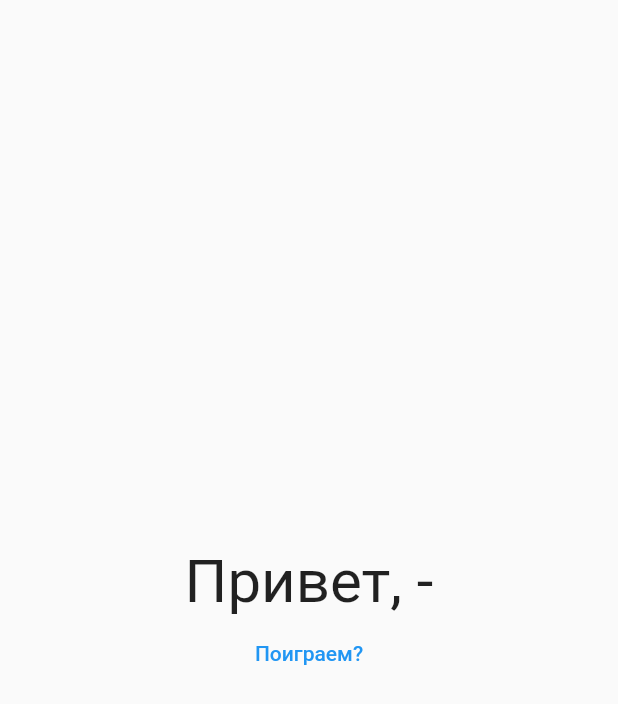
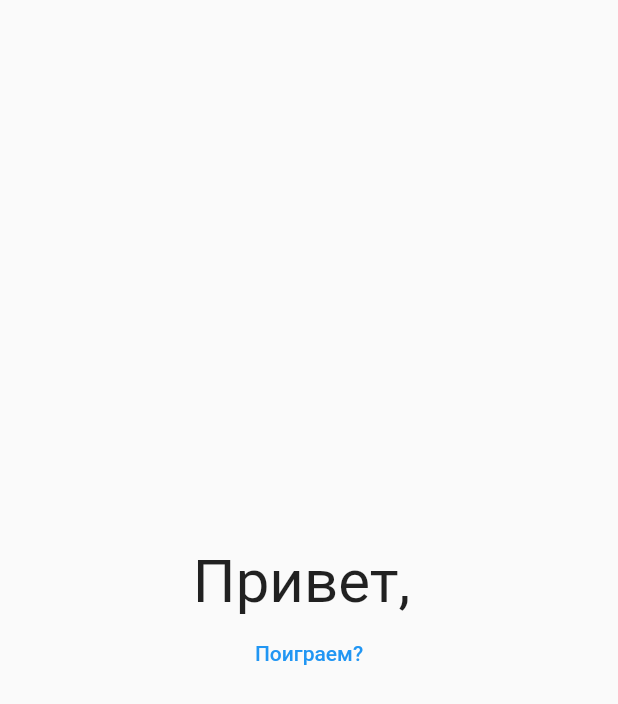
Before and after one commit to artembark/vk_bridge_test_web, a Flutter app: the screen it shows after launch, on a phone screen of 412 x 824 dp. Shown: the top 704 px of the screen. Run offline on Flutter 3.47's test engine with Material 2 defaults, Android fonts, the phone set to English and light mode, and no system bars; missing offline and left inert: vk_bridge.

Commit message:
restored initial

```diff
--- a/lib/main.dart
+++ b/lib/main.dart
@@ -10,9 +10,6 @@ Future<void> main() async {
 
   runApp(MyApp());
 }
-
-Future<String> data =
-    Future.delayed(Duration(seconds: 2)).then((value) => 'Hello');
 
 class MyApp extends StatelessWidget {
   const MyApp({Key? key}) : super(key: key);
@@ -43,8 +40,6 @@ class _MainPageState extends State<MainPage> {
     VKBridge.instance.updateConfigStream;
     VKBridge.instance.locationChangedStream;
     VKBridge.instance.viewHideStream;
-
-    VKBridge.instance.getUserInfo().then((value) => name = value.firstName);
   }
 
   @override
@@ -52,11 +47,21 @@ class _MainPageState extends State<MainPage> {
     return Scaffold(
       body: SafeArea(
         child: Center(
-          child: Column(
+          child: FutureBuilder(
+            future: VKBridge.instance.getUserInfo(),
+            builder: (BuildContext context, AsyncSnapshot<dynamic> snapshot) {
+              if (snapshot.connectionState == ConnectionState.waiting) {
+                return const Text('Загружаем...');
+              }
+              if (snapshot.hasError) {
+                return const Text('FutureBuilder Error');
+              }
+              if (snapshot.hasData) {
+                return Column(
                   mainAxisAlignment: MainAxisAlignment.center,
                   children: [
                     Text(
-                'Привет, $name',
+                      'Привет, ${(snapshot.data as VKWebAppGetUserInfoResult).firstName}',
                       style: const TextStyle(fontSize: 40.0),
                     ),
                     TextButton(
@@ -70,6 +75,10 @@ class _MainPageState extends State<MainPage> {
                         },
                         child: const Text('Поиграем?'))
                   ],
+                );
+              }
+              return const Text('Загружаем...');
+            },
           ),
         ),
       ),
```
Lines whose indentation alone changed are shown as unchanged.
